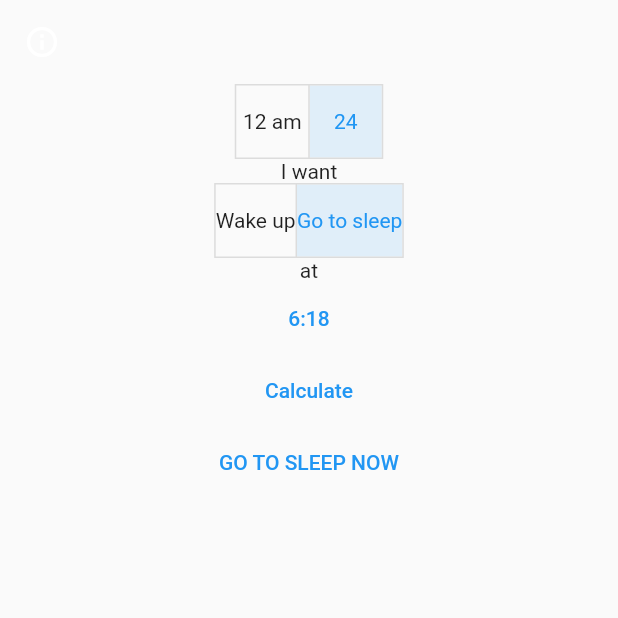
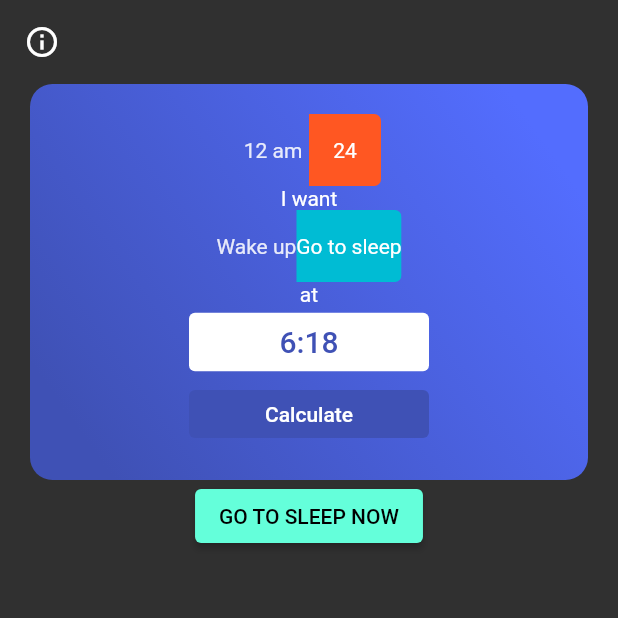
Before and after one commit to ItIsSzczepan/time-to-sleep, a Flutter app: the screen it shows after launch, on a phone screen of 412 x 824 dp, the top half of it. Run offline on Flutter 3.47's test engine with Material 2 defaults, Android fonts, the phone set to English and light mode, and no system bars; our stand-ins replace bloc, clock, equatable, flutter_bloc; generated files the repository leaves out were written again.

Commit message:
add style to form

```diff
--- a/lib/main.dart
+++ b/lib/main.dart
@@ -16,9 +16,10 @@ class MyApp extends StatelessWidget {
   @override
   Widget build(BuildContext context) {
     return MaterialApp(
-      title: 'Flutter Demo',
+      title: 'Wake Up Calculator',
       theme: ThemeData(
-        primarySwatch: Colors.blue,
+        primarySwatch: Colors.indigo,
+        brightness: Brightness.dark,
       ),
       localizationsDelegates: AppLocalizations.localizationsDelegates,
       supportedLocales: AppLocalizations.supportedLocales,
--- a/lib/widgets/wake_up_calculator_form.dart
+++ b/lib/widgets/wake_up_calculator_form.dart
@@ -1,3 +1,5 @@
+import 'dart:ui';
+
 import 'package:flutter/material.dart';
 import 'package:flutter_bloc/flutter_bloc.dart';
 import 'package:projekty/cubit/wake_up_calculator_cubit.dart';
@@ -46,20 +48,39 @@ class WakeUpCalculatorForm extends StatelessWidget {
           return Column(
             children: [
               Container(
+                width: double.infinity,
+                margin: EdgeInsets.symmetric(horizontal: 20.0),
+                padding: EdgeInsets.symmetric(vertical: 20.0),
+                decoration: const BoxDecoration(
+                  borderRadius: BorderRadius.all(Radius.circular(15.0)),
+                    gradient: LinearGradient(
+                        begin: Alignment.topRight,
+                        end: Alignment.bottomLeft,
+                        colors: [Colors.indigoAccent, Colors.indigo],
+                        stops: [0.1, 0.9])),
                 child: Column(
                   mainAxisAlignment: MainAxisAlignment.center,
                   children: [
                     ToggleButtons(
+                      renderBorder: false,
+                      borderRadius: BorderRadius.circular(5.0),
+                      fillColor: Colors.deepOrange,
+                      selectedColor: Colors.white,
                       isSelected: selectedHourFormatType,
                       children: [
-                        Text(AppLocalizations.of(context)!.h12, key: const Key("h12"),),
-                        Text(AppLocalizations.of(context)!.h24, key: const Key("h24"),)
+                        Text(
+                          AppLocalizations.of(context)!.h12,
+                          key: const Key("h12"),
+                        ),
+                        Text(
+                          AppLocalizations.of(context)!.h24,
+                          key: const Key("h24"),
+                        )
                       ],
                       onPressed: (value) {
                         if (!selectedHourFormatType[value]) {
                           cubit.changeHourFormat(
-                              hourFormat ==
-                                      HourFormatType.h12
+                              hourFormat == HourFormatType.h12
                                   ? HourFormatType.h24
                                   : HourFormatType.h12);
                         }
@@ -67,16 +88,21 @@ class WakeUpCalculatorForm extends StatelessWidget {
                     ),
                     Text(AppLocalizations.of(context)!.iWant),
                     ToggleButtons(
+                      renderBorder: false,
+                      borderRadius: BorderRadius.circular(5.0),
+                      fillColor: Colors.cyan,
+                      selectedColor: Colors.white,
                       isSelected: selectedCalculatingType,
                       children: [
-                        Text(AppLocalizations.of(context)!.wakeUp, key: const Key("WakeUpButton")),
-                        Text(AppLocalizations.of(context)!.goToSleep, key: const Key("GoToSleepButton"))
+                        Text(AppLocalizations.of(context)!.wakeUp,
+                            key: const Key("WakeUpButton")),
+                        Text(AppLocalizations.of(context)!.goToSleep,
+                            key: const Key("GoToSleepButton"))
                       ],
                       onPressed: (value) {
                         if (!selectedCalculatingType[value]) {
                           cubit.changeCalculatingType(
-                              calculatingType ==
-                                      CalculatingType.WakeUp
+                              calculatingType == CalculatingType.WakeUp
                                   ? CalculatingType.GoToSleep
                                   : CalculatingType.WakeUp);
                         }
@@ -84,20 +110,21 @@ class WakeUpCalculatorForm extends StatelessWidget {
                     ),
                     Text(AppLocalizations.of(context)!.at),
                     TextButton(
+                      style: TextButton.styleFrom(backgroundColor: Colors.white, minimumSize: Size(160.0, 25.0)),
                         key: const Key("HourButton"),
                         onPressed: () async {
                           TimeOfDay? newTime = await showTimePicker(
                               context: context,
-                              initialTime: TimeOfDay.fromDateTime(
-                                  time));
+                              initialTime: TimeOfDay.fromDateTime(time));
                           if (newTime != null) {
                             DateTime time = DateTime(
                                 2021, 10, 10, newTime.hour, newTime.minute);
                             cubit.changeHour(time);
                           }
                         },
-                        child: Text("${time.hour}:${time.minute}")),
+                        child: Text("${time.hour}:${time.minute}", style: TextStyle(fontSize: 20.0),)),
                     TextButton(
+                      style: TextButton.styleFrom(backgroundColor: Theme.of(context).colorScheme.primary, minimumSize: Size(160.0, 25.0), primary: Theme.of(context).colorScheme.onPrimary ),
                         key: const Key("CalculateButton"),
                         onPressed: () => cubit.submit(time, calculatingType),
                         child:
@@ -105,7 +132,8 @@ class WakeUpCalculatorForm extends StatelessWidget {
                   ],
                 ),
               ),
-              TextButton(
+              ElevatedButton(
+                style: ElevatedButton.styleFrom(primary: Theme.of(context).colorScheme.secondary, onPrimary: Theme.of(context).colorScheme.onSecondary),
                 key: const Key("SleepNowButton"),
                 onPressed: () {
                   cubit.goToSleepNow();
```
Also changed, not shown: 1 other file.
